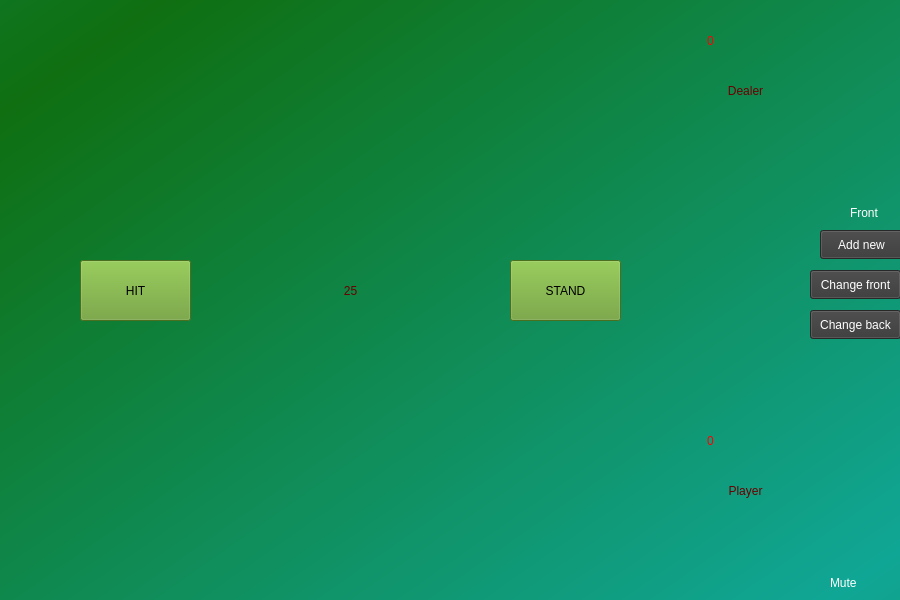
Above: gamewidget.ui from ZinchenkoVlad/BlackJack_QT before the change. Below: the same form after it.
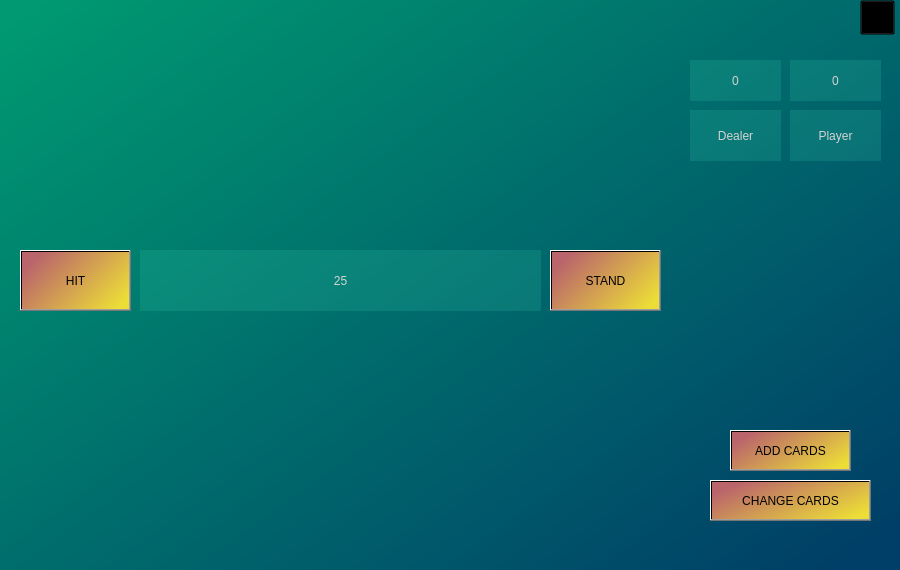
That is the form after the change.

```diff
--- a/gamewidget.ui
+++ b/gamewidget.ui
@@ -7,7 +7,7 @@
     <x>0</x>
     <y>0</y>
     <width>900</width>
-    <height>600</height>
+    <height>570</height>
    </rect>
   </property>
   <property name="windowTitle">
@@ -15,7 +15,7 @@
   </property>
   <property name="styleSheet">
    <string notr="true">color: rgb(255, 255, 255);
-background-color: qlineargradient(spread:reflect, x1:0.09, y1:0.096, x2:0.977, y2:0.939101, stop:0 rgba(15, 111, 17, 255), stop:1 rgba(16, 166, 149, 255));</string>
+background-color: qlineargradient(spread:pad, x1:0, y1:0.051, x2:0.99061, y2:0.932, stop:0 rgba(0, 153, 113, 255), stop:1 rgba(0, 63, 103, 255));</string>
   </property>
   <widget class="QLabel" name="labelDealer1">
    <property name="geometry">
@@ -212,16 +212,16 @@
   <widget class="QLabel" name="labelPlayerScore">
    <property name="geometry">
     <rect>
-     <x>690</x>
-     <y>420</y>
-     <width>41</width>
+     <x>790</x>
+     <y>60</y>
+     <width>91</width>
      <height>41</height>
     </rect>
    </property>
    <property name="styleSheet">
-    <string notr="true">font: 700 14pt &quot;Segoe UI&quot;;
-color: rgb(255, 0, 4);
-background-color: rgba(255, 255, 255, 0);</string>
+    <string notr="true">background-color: rgba(65, 221, 182, 40);
+font: 14pt &quot;Segoe UI&quot;;
+color: rgb(211, 211, 211);</string>
    </property>
    <property name="midLineWidth">
     <number>-4</number>
@@ -237,15 +237,15 @@
    <property name="geometry">
     <rect>
      <x>690</x>
-     <y>20</y>
-     <width>41</width>
+     <y>60</y>
+     <width>91</width>
      <height>41</height>
     </rect>
    </property>
    <property name="styleSheet">
-    <string notr="true">font: 700 14pt &quot;Segoe UI&quot;;
-color: rgb(255, 0, 4);
-background-color: rgba(255, 255, 255, 0);</string>
+    <string notr="true">background-color: rgba(65, 221, 182, 40);
+font: 14pt &quot;Segoe UI&quot;;
+color: rgb(211, 211, 211);</string>
    </property>
    <property name="midLineWidth">
     <number>-4</number>
@@ -276,8 +276,8 @@
   <widget class="QPushButton" name="btnHit">
    <property name="geometry">
     <rect>
-     <x>80</x>
-     <y>260</y>
+     <x>20</x>
+     <y>250</y>
      <width>111</width>
      <height>61</height>
     </rect>
@@ -285,7 +285,7 @@
    <property name="styleSheet">
     <string notr="true">font: 700 12pt &quot;Segoe UI&quot;;
 color: rgb(0, 0, 0);
-background-color: rgb(103, 156, 43);</string>
+background-color: qlineargradient(spread:pad, x1:0.042, y1:0.267, x2:1, y2:0.773, stop:0 rgba(186, 101, 107, 255), stop:1 rgba(236, 221, 55, 255));</string>
    </property>
    <property name="text">
     <string>HIT</string>
@@ -294,8 +294,8 @@
   <widget class="QPushButton" name="btnStand">
    <property name="geometry">
     <rect>
-     <x>510</x>
-     <y>260</y>
+     <x>550</x>
+     <y>250</y>
      <width>111</width>
      <height>61</height>
     </rect>
@@ -303,7 +303,7 @@
    <property name="styleSheet">
     <string notr="true">font: 700 12pt &quot;Segoe UI&quot;;
 color: rgb(0, 0, 0);
-background-color: rgb(103, 156, 43);</string>
+background-color: qlineargradient(spread:pad, x1:0.042, y1:0.267, x2:1, y2:0.773, stop:0 rgba(186, 101, 107, 255), stop:1 rgba(236, 221, 55, 255));</string>
    </property>
    <property name="text">
     <string>STAND</string>
@@ -312,16 +312,16 @@
   <widget class="QLabel" name="label2">
    <property name="geometry">
     <rect>
-     <x>710</x>
-     <y>470</y>
-     <width>71</width>
-     <height>41</height>
+     <x>790</x>
+     <y>110</y>
+     <width>91</width>
+     <height>51</height>
     </rect>
    </property>
    <property name="styleSheet">
-    <string notr="true">font: 700 14pt &quot;Segoe UI&quot;;
-color: rgb(106, 0, 0);
-background-color: rgba(255, 255, 255, 0);</string>
+    <string notr="true">background-color: rgba(65, 221, 182, 40);
+font: 14pt &quot;Segoe UI&quot;;
+color: rgb(211, 211, 211);</string>
    </property>
    <property name="midLineWidth">
     <number>-4</number>
@@ -336,16 +336,16 @@
   <widget class="QLabel" name="label2_2">
    <property name="geometry">
     <rect>
-     <x>710</x>
-     <y>70</y>
-     <width>71</width>
-     <height>41</height>
+     <x>690</x>
+     <y>110</y>
+     <width>91</width>
+     <height>51</height>
     </rect>
    </property>
    <property name="styleSheet">
-    <string notr="true">font: 700 14pt &quot;Segoe UI&quot;;
-color: rgb(106, 0, 0);
-background-color: rgba(255, 255, 255, 0);</string>
+    <string notr="true">background-color: rgba(65, 221, 182, 40);
+font: 14pt &quot;Segoe UI&quot;;
+color: rgb(211, 211, 211);</string>
    </property>
    <property name="midLineWidth">
     <number>-4</number>
@@ -360,16 +360,16 @@
   <widget class="QLabel" name="labelPlayerBet">
    <property name="geometry">
     <rect>
-     <x>220</x>
-     <y>270</y>
-     <width>261</width>
-     <height>41</height>
+     <x>140</x>
+     <y>250</y>
+     <width>401</width>
+     <height>61</height>
     </rect>
    </property>
    <property name="styleSheet">
     <string notr="true">font: 700 14pt &quot;Segoe UI&quot;;
-color: rgb(106, 0, 0);
-background-color: rgba(255, 255, 255, 0);</string>
+color: rgb(211, 211, 211);
+background-color: rgba(65, 221, 182, 40);</string>
    </property>
    <property name="midLineWidth">
     <number>-4</number>
@@ -381,96 +381,56 @@
     <set>Qt::AlignCenter</set>
    </property>
   </widget>
-  <widget class="QRadioButton" name="btnMute">
-   <property name="geometry">
-    <rect>
-     <x>810</x>
-     <y>570</y>
-     <width>91</width>
-     <height>26</height>
-    </rect>
-   </property>
-   <property name="styleSheet">
-    <string notr="true">background-color: rgba(40, 40, 40, 0);</string>
-   </property>
-   <property name="text">
-    <string>Mute</string>
-   </property>
-   <property name="iconSize">
-    <size>
-     <width>25</width>
-     <height>25</height>
-    </size>
-   </property>
-  </widget>
   <widget class="QPushButton" name="btnAddNewSkins">
    <property name="geometry">
     <rect>
-     <x>820</x>
-     <y>230</y>
-     <width>83</width>
-     <height>29</height>
+     <x>730</x>
+     <y>430</y>
+     <width>121</width>
+     <height>41</height>
     </rect>
    </property>
    <property name="styleSheet">
-    <string notr="true">background-color: rgb(56, 56, 56);</string>
+    <string notr="true">background-color: qlineargradient(spread:pad, x1:0.042, y1:0.267, x2:1, y2:0.773, stop:0 rgba(186, 101, 107, 255), stop:1 rgba(236, 221, 55, 255));
+font: 9pt &quot;Segoe UI&quot;;
+color: rgb(0, 0, 0);</string>
    </property>
    <property name="text">
-    <string>Add new</string>
+    <string>ADD CARDS</string>
    </property>
   </widget>
   <widget class="QPushButton" name="btnChangeFront">
    <property name="geometry">
     <rect>
-     <x>810</x>
-     <y>270</y>
-     <width>91</width>
-     <height>29</height>
+     <x>710</x>
+     <y>480</y>
+     <width>161</width>
+     <height>41</height>
     </rect>
    </property>
    <property name="styleSheet">
-    <string notr="true">background-color: rgb(56, 56, 56);</string>
+    <string notr="true">background-color: qlineargradient(spread:pad, x1:0.042, y1:0.267, x2:1, y2:0.773, stop:0 rgba(186, 101, 107, 255), stop:1 rgba(236, 221, 55, 255));
+font: 9pt &quot;Segoe UI&quot;;
+color: rgb(0, 0, 0);</string>
    </property>
    <property name="text">
-    <string>Change front</string>
+    <string>CHANGE CARDS</string>
    </property>
   </widget>
-  <widget class="QRadioButton" name="btnFrontOrBack">
+  <widget class="QPushButton" name="btnMute">
    <property name="geometry">
     <rect>
-     <x>830</x>
-     <y>200</y>
-     <width>71</width>
-     <height>26</height>
+     <x>860</x>
+     <y>0</y>
+     <width>35</width>
+     <height>35</height>
     </rect>
    </property>
    <property name="styleSheet">
-    <string notr="true">background-color: rgba(40, 40, 40, 0);</string>
+    <string notr="true">background-color: rgba(0, 0, 0, 0);</string>
    </property>
    <property name="text">
-    <string>Front</string>
-   </property>
-   <property name="iconSize">
-    <size>
-     <width>25</width>
-     <height>25</height>
-    </size>
-   </property>
-  </widget>
-  <widget class="QPushButton" name="btnChangeBack">
-   <property name="geometry">
-    <rect>
-     <x>810</x>
-     <y>310</y>
-     <width>91</width>
-     <height>29</height>
-    </rect>
-   </property>
-   <property name="styleSheet">
-    <string notr="true">background-color: rgb(56, 56, 56);</string>
-   </property>
-   <property name="text">
-    <string>Change back</string>
+    <string/>
    </property>
   </widget>
   <zorder>btnHit</zorder>
```
Left out of the diff: 8 changed lines with no effect on the pictures.
